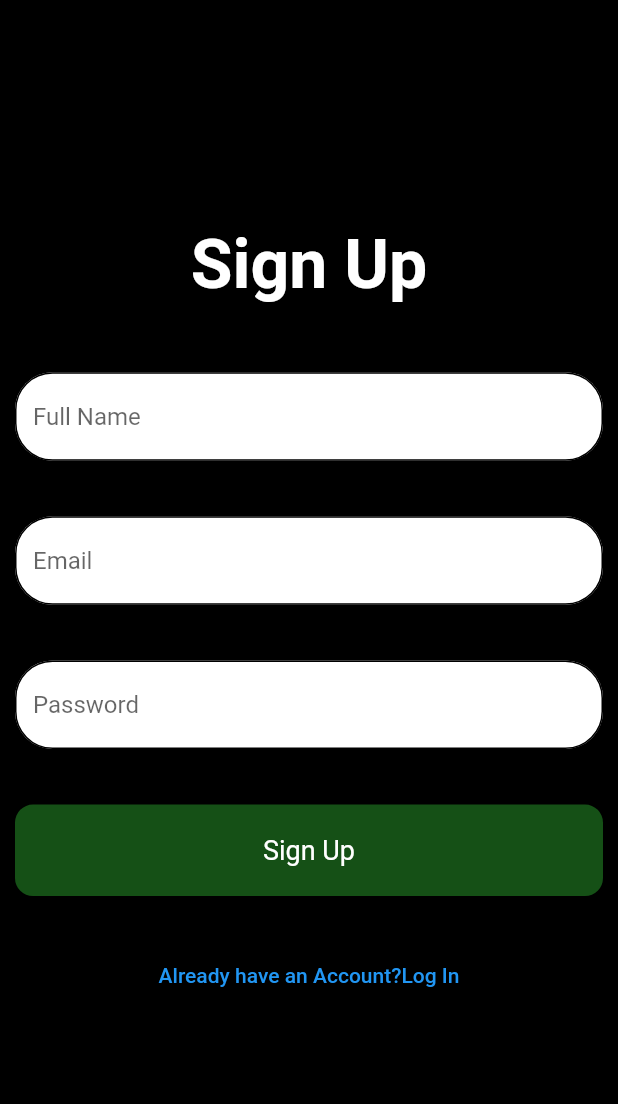
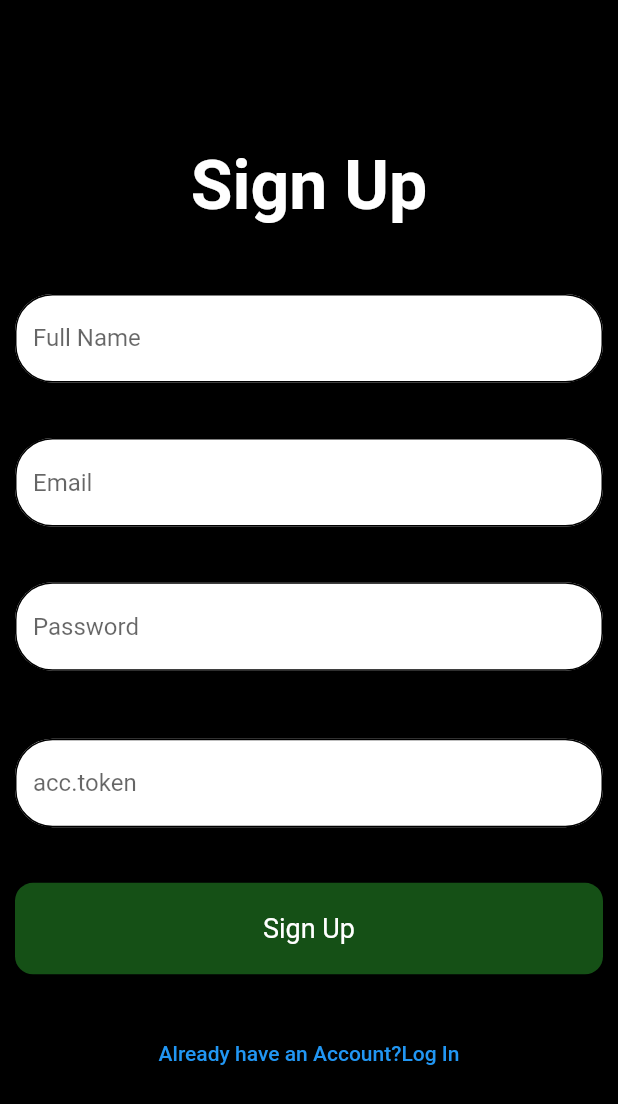
Before and after one commit to Asrat77/tunify, a Flutter app: the signUpscreen screen opened directly, on a phone screen of 412 x 824 dp. Shown: the top 1104 px of the screen. Run offline on Flutter 3.47's test engine with Material 2 defaults, Android fonts, the phone set to English and light mode, and no system bars; our stand-ins replace google_nav_bar.

Commit message:
update signup_screen

```diff
--- a/tunify/lib/ui/screens/signUpScreen.dart
+++ b/tunify/lib/ui/screens/signUpScreen.dart
@@ -95,6 +95,19 @@ class _signUpscreenState extends State<signUpscreen> {
                     hintText: "Password",
                   ),
                 ),
+                  SizedBox(
+                  height: MediaQuery.of(context).size.height * .055,
+                ),
+                TextField(
+                    keyboardType: TextInputType.name,
+                    decoration: InputDecoration(
+                      filled: true,
+                      fillColor: Colors.white,
+                      enabledBorder: OutlineInputBorder(
+                        borderRadius: BorderRadius.circular(25.0),
+                      ),
+                      hintText: "acc.token",
+                    )),
                 SizedBox(
                   height: MediaQuery.of(context).size.height * .045,
                 ),
```
